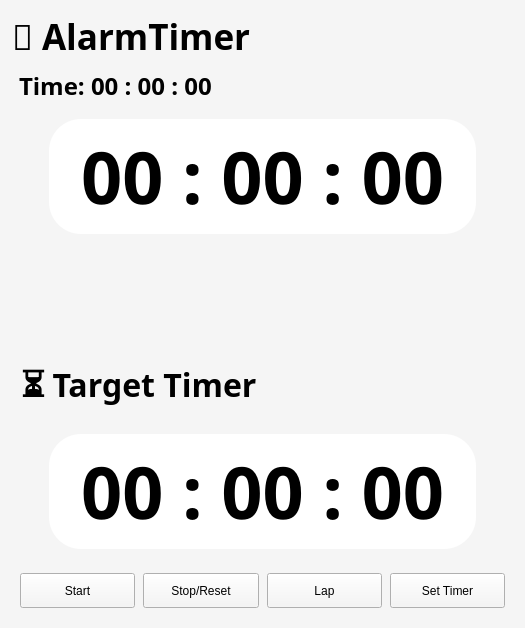
First picture: the form in MainApp/QWidgets/mainwindow.ui, repository ngee044/AlarmTimer, before the edit.
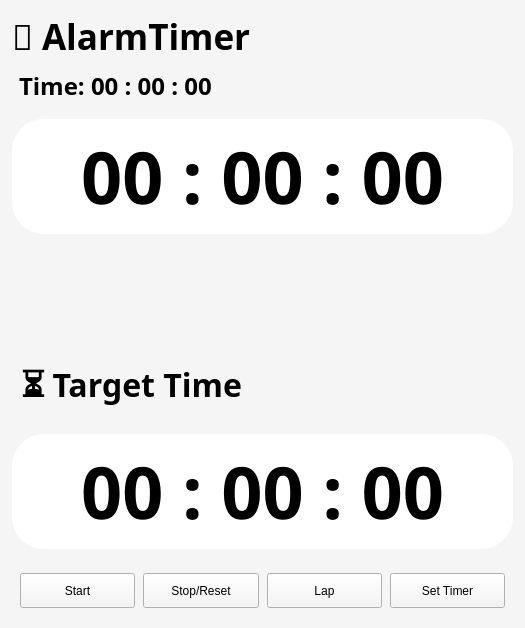
Second picture: the form after the edit.

Commit message: Target Timer Event 추가 (#4)

```diff
--- a/MainApp/QWidgets/mainwindow.ui
+++ b/MainApp/QWidgets/mainwindow.ui
@@ -72,12 +72,13 @@
     </item>
     <item>
      <layout class="QVBoxLayout" name="verticalLayout_2" stretch="1,9">
-      <item alignment="Qt::AlignmentFlag::AlignHCenter">
+      <item>
        <widget class="QLabel" name="CurrentTime">
         <property name="font">
          <font>
           <family>Adobe Arabic</family>
           <pointsize>54</pointsize>
+          <weight>75</weight>
           <bold>true</bold>
          </font>
         </property>
@@ -88,7 +89,7 @@
          <string>00 : 00 : 00</string>
         </property>
         <property name="textFormat">
-         <enum>Qt::TextFormat::AutoText</enum>
+         <enum>Qt::PlainText</enum>
         </property>
         <property name="alignment">
          <set>Qt::AlignmentFlag::AlignCenter</set>
@@ -185,6 +186,7 @@
        <font>
         <family>Adobe Arabic</family>
         <pointsize>24</pointsize>
+        <weight>75</weight>
         <bold>true</bold>
        </font>
       </property>
@@ -192,17 +194,14 @@
        <string notr="true">padding-bottom:8px</string>
       </property>
       <property name="text">
-       <string>⏳ Target Timer </string>
+       <string>⏳ Target Time</string>
       </property>
       <property name="textFormat">
-       <enum>Qt::TextFormat::AutoText</enum>
-      </property>
-      <property name="alignment">
-       <set>Qt::AlignmentFlag::AlignLeading|Qt::AlignmentFlag::AlignLeft|Qt::AlignmentFlag::AlignVCenter</set>
+       <enum>Qt::PlainText</enum>
       </property>
      </widget>
     </item>
-    <item alignment="Qt::AlignmentFlag::AlignHCenter">
+    <item>
      <widget class="QLabel" name="TargetTime">
       <property name="sizePolicy">
        <sizepolicy hsizetype="Preferred" vsizetype="Fixed">
@@ -214,6 +213,7 @@
        <font>
         <family>Adobe Arabic</family>
         <pointsize>54</pointsize>
+        <weight>75</weight>
         <bold>true</bold>
        </font>
       </property>
@@ -224,7 +224,7 @@
        <string>00 : 00 : 00</string>
       </property>
       <property name="textFormat">
-       <enum>Qt::TextFormat::AutoText</enum>
+       <enum>Qt::PlainText</enum>
       </property>
       <property name="alignment">
        <set>Qt::AlignmentFlag::AlignCenter</set>
@@ -233,9 +233,6 @@
     </item>
     <item>
      <spacer name="verticalSpacer">
-      <property name="orientation">
-       <enum>Qt::Orientation::Vertical</enum>
-      </property>
       <property name="sizeHint" stdset="0">
        <size>
         <width>20</width>
```
Left out of the diff: 6 changed lines with no effect on the pictures. The commit also changes 7 other files.
